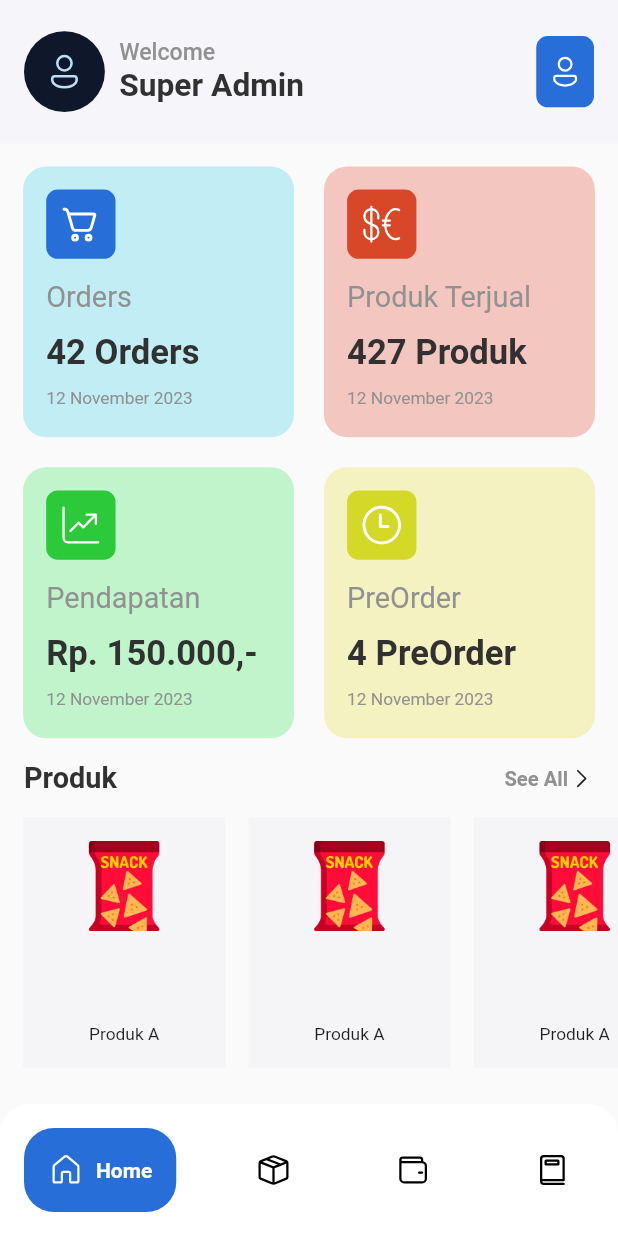
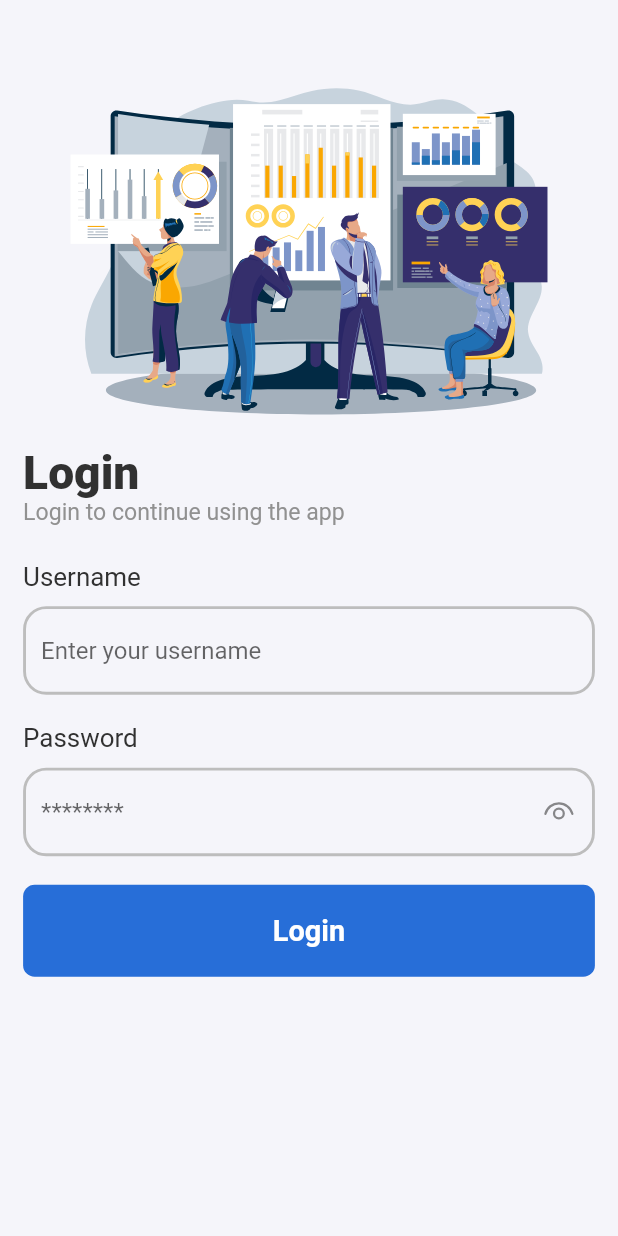
Before and after one commit to NasFahmi/DashboardApp, a Flutter app: the screen it shows after launch, on a phone screen of 412 x 824 dp. Run offline on Flutter 3.47's test engine with Material 2 defaults, Android fonts, the phone set to English and light mode, and no system bars; drawn by our look-alikes of google_nav_bar; our stand-ins replace fluentui_system_icons, flutter_screenutil, flutter_svg, gap, get.

Commit message:
add login

```diff
--- /dev/null
+++ b/lib/app/data/models/api.dart
@@ -0,0 +1,4 @@
+class AppApi {
+  static const BASEURL = "http://10.0.2.2:8000/api";
+  static const loginUrl = '/login';
+}
--- /dev/null
+++ b/lib/app/data/providers/AuthProvider.dart
@@ -0,0 +1,14 @@
+import 'package:get/get.dart';
+import './../models/api.dart';
+
+class AuthProvider extends GetConnect {
+  Future<Response> authLogin(Map data) =>
+      post('${AppApi.BASEURL}${AppApi.loginUrl}', data);
+
+  Future<Response> postLogin(Map data) =>
+      post('http://localhost:8000/api/login', data);
+
+  // !test post
+  Future<Response> postTest(Map data) =>
+      post('https://jsonplaceholder.typicode.com/posts', data);
+}
--- /dev/null
+++ b/lib/app/modules/Login/controllers/login_controller.dart
@@ -0,0 +1,56 @@
+import 'package:flutter/material.dart';
+import 'package:get/get.dart';
+import 'package:pawonkoe/app/data/providers/AuthProvider.dart';
+import 'package:pawonkoe/app/data/models/AuthModel.dart';
+import 'package:pawonkoe/app/routes/app_pages.dart';
+
+class LoginController extends GetxController {
+  var isObscure = true.obs;
+  TextEditingController usernameController = TextEditingController();
+  TextEditingController passwordController = TextEditingController();
+  AuthProvider auth = AuthProvider();
+  AuthLogin loginInformation = AuthLogin();
+
+  void toogleEye() {
+    isObscure.toggle();
+  }
+
+  void printTextEdit() {
+    print(usernameController.text);
+    print(passwordController.text);
+  }
+
+  Future<void> authLogin() async {
+    Map<String, dynamic> user = {
+      'username': usernameController.text,
+      'password': passwordController.text,
+    };
+    try {
+      final response = await auth.authLogin(user);
+      final responseTest = await auth.postTest(user);
+
+      print(responseTest.statusCode); //! status code 201 work
+
+      // print('url ${response.request?.url}'); //! null
+      // print('Response Status Code: ${response.statusCode}'); //! null
+      // print('Response Body: ${response.body}'); //!null
+
+      if (response.statusCode == 200) {
+        Map<String, dynamic> responseData = response.body;
+        loginInformation = AuthLogin.fromJson(responseData);
+        print(loginInformation.data?.token); //! can access token
+        login();
+      } else {
+        print('Login failed: ${response.statusCode}'); //!null
+      }
+    } catch (e) {
+      return Future.error(e);
+    }
+  }
+
+  void login() {
+    if (loginInformation.success == true) {
+      Get.toNamed(Routes.DASHBOARD);
+    }
+  }
+}
--- /dev/null
+++ b/lib/app/modules/Login/views/login_view.dart
@@ -0,0 +1,200 @@
+import 'package:fluentui_system_icons/fluentui_system_icons.dart';
+import 'package:flutter/material.dart';
+import 'package:flutter_screenutil/flutter_screenutil.dart';
+import 'package:gap/gap.dart';
+import 'package:get/get.dart';
+import 'package:flutter_svg/flutter_svg.dart';
+import 'package:pawonkoe/app/theme/colors.dart';
+import '../controllers/login_controller.dart';
+
+class LoginView extends GetView<LoginController> {
+  const LoginView({Key? key}) : super(key: key);
+  @override
+  Widget build(BuildContext context) {
+    return Scaffold(
+      resizeToAvoidBottomInset: false,
+      backgroundColor: AppColors.backgroundColor,
+      body: SafeArea(
+        child: Padding(
+          padding: EdgeInsets.symmetric(horizontal: 16.w),
+          child: Column(
+            crossAxisAlignment: CrossAxisAlignment.start,
+            children: [
+              Gap(40),
+              SvgPicture.asset(
+                'assets/images/login-ilustration.svg',
+                width: 400.w,
+              ),
+              Text(
+                'Login',
+                style: TextStyle(
+                  fontSize: 32.sp,
+                  color: AppColors.primaryTextColor,
+                  fontWeight: FontWeight.w800,
+                ),
+              ),
+              Text(
+                'Login to continue using the app',
+                style: TextStyle(
+                  fontSize: 16.sp,
+                  color: AppColors.secondaryTextColor,
+                  fontWeight: FontWeight.w400,
+                ),
+              ),
+              Gap(20.h),
+              Text(
+                'Username',
+                style: TextStyle(
+                  fontSize: 18.sp,
+                  color: AppColors.primaryTextColor,
+                  fontWeight: FontWeight.w400,
+                ),
+              ),
+              Gap(8.h),
+              usernameTextField(),
+              Gap(16.h),
+              Text(
+                'Password',
+                style: TextStyle(
+                  fontSize: 18.sp,
+                  color: AppColors.primaryTextColor,
+                  fontWeight: FontWeight.w400,
+                ),
+              ),
+              Gap(8.h),
+              Obx(
+                () => passwordTextFIeld(),
+              ),
+              Gap(16.h),
+              GestureDetector(
+                onTap: () {
+                  controller.authLogin();
+                },
+                child: Container(
+                  padding: EdgeInsets.symmetric(vertical: 16.h),
+                  decoration: BoxDecoration(
+                    color: AppColors.blueColorPrimary,
+                    borderRadius: BorderRadius.all(
+                      Radius.circular(8.r),
+                    ),
+                  ),
+                  child: Center(
+                    child: Text(
+                      'Login',
+                      style: TextStyle(
+                        fontSize: 20.sp,
+                        color: Colors.white,
+                        fontWeight: FontWeight.bold,
+                      ),
+                    ),
+                  ),
+                ),
+              )
+            ],
+          ),
+        ),
+      ),
+    );
+  }
+
+  TextField passwordTextFIeld() {
+    return TextField(
+      controller: controller.passwordController,
+      keyboardType: TextInputType.text,
+      obscureText: controller.isObscure.value,
+      decoration: InputDecoration(
+        suffixIcon: GestureDetector(
+          onTap: () {
+            controller.toogleEye();
+          },
+          child: controller.isObscure.value
+              ? const Icon(FluentIcons.eye_24_regular)
+              : const Icon(FluentIcons.eye_off_24_regular),
+        ),
+        hintText: '********',
+        border: OutlineInputBorder(
+          borderRadius: BorderRadius.all(
+            Radius.circular(16.r),
+          ),
+          gapPadding: 2.0.h,
+        ),
+        enabledBorder: OutlineInputBorder(
+          borderSide: BorderSide(
+            color: Colors.grey.shade400,
+            width: 2.w,
+          ),
+          borderRadius: BorderRadius.all(
+            Radius.circular(16.r),
+          ),
+          gapPadding: 2.0.h,
+        ),
+        focusedBorder: OutlineInputBorder(
+          borderSide: BorderSide(
+            color: Colors.grey.shade400,
+            width: 2.w,
+          ),
+          borderRadius: BorderRadius.all(
+            Radius.circular(16.r),
+          ),
+          gapPadding: 2.0.h,
+        ),
+        errorBorder: OutlineInputBorder(
+          borderSide: BorderSide(
+            color: Colors.red.shade400,
+            width: 2.w,
+          ),
+          borderRadius: BorderRadius.all(
+            Radius.circular(16.r),
+          ),
+          gapPadding: 2.0.h,
+        ),
+      ),
+    );
+  }
+
+  TextField usernameTextField() {
+    return TextField(
+      controller: controller.usernameController,
+      keyboardType: TextInputType.text,
+      decoration: InputDecoration(
+        hintText: 'Enter your username',
+        border: OutlineInputBorder(
+          borderRadius: BorderRadius.all(
+            Radius.circular(16.r),
+          ),
+          gapPadding: 2.0.h,
+        ),
+        enabledBorder: OutlineInputBorder(
+          borderSide: BorderSide(
+            color: Colors.grey.shade400,
+            width: 2.w,
+          ),
+          borderRadius: BorderRadius.all(
+            Radius.circular(16.r),
+          ),
+          gapPadding: 2.0.h,
+        ),
+        focusedBorder: OutlineInputBorder(
+          borderSide: BorderSide(
+            color: Colors.grey.shade400,
+            width: 2.w,
+          ),
+          borderRadius: BorderRadius.all(
+            Radius.circular(16.r),
+          ),
+          gapPadding: 2.0.h,
+        ),
+        errorBorder: OutlineInputBorder(
+          borderSide: BorderSide(
+            color: Colors.red.shade400,
+            width: 2.w,
+          ),
+          borderRadius: BorderRadius.all(
+            Radius.circular(16.r),
+          ),
+          gapPadding: 2.0.h,
+        ),
+      ),
+    );
+  }
+}
--- a/lib/app/routes/app_pages.dart
+++ b/lib/app/routes/app_pages.dart
@@ -2,6 +2,8 @@ import 'package:get/get.dart';
 
 import '../modules/Dashboard/bindings/dashboard_binding.dart';
 import '../modules/Dashboard/views/dashboard_view.dart';
+import '../modules/Login/bindings/login_binding.dart';
+import '../modules/Login/views/login_view.dart';
 import '../modules/NotesPreOrder/bindings/notes_pre_order_binding.dart';
 import '../modules/NotesPreOrder/views/notes_pre_order_view.dart';
 import '../modules/OnBoard/bindings/on_board_binding.dart';
@@ -18,7 +20,7 @@ part 'app_routes.dart';
 class AppPages {
   AppPages._();
 
-  static const INITIAL = Routes.HOME;
+  static const INITIAL = Routes.LOGIN;
 
   static final routes = [
     GetPage(
@@ -51,5 +53,10 @@ class AppPages {
       page: () => const OnBoardView(),
       binding: OnBoardBinding(),
     ),
+    GetPage(
+      name: _Paths.LOGIN,
+      page: () => const LoginView(),
+      binding: LoginBinding(),
+    ),
   ];
 }
--- a/lib/app/routes/app_routes.dart
+++ b/lib/app/routes/app_routes.dart
@@ -9,6 +9,7 @@ abstract class Routes {
   static const NOTES_PRE_ORDER = _Paths.NOTES_PRE_ORDER;
   static const DASHBOARD = _Paths.DASHBOARD;
   static const ON_BOARD = _Paths.ON_BOARD;
+  static const LOGIN = _Paths.LOGIN;
 }
 
 abstract class _Paths {
@@ -19,4 +20,5 @@ abstract class _Paths {
   static const NOTES_PRE_ORDER = '/notes-pre-order';
   static const DASHBOARD = '/dashboard';
   static const ON_BOARD = '/on-board';
+  static const LOGIN = '/login';
 }
--- a/lib/main.dart
+++ b/lib/main.dart
@@ -3,6 +3,7 @@ import 'package:flutter/material.dart';
 import 'package:get/get.dart';
 
 import 'app/routes/app_pages.dart';
+
 import 'package:flutter_screenutil/flutter_screenutil.dart';
 
 void main() {
--- a/pubspec.yaml
+++ b/pubspec.yaml
@@ -11,6 +11,7 @@ dependencies:
   flutter:
     sdk: flutter
   flutter_screenutil: ^5.9.0
+  flutter_svg: ^2.0.9
   gap: ^3.0.1
   get: 4.6.6
   google_nav_bar: ^5.0.6
```
Also changed, not shown: lib/app/data/models/AuthModel.dart (added, +65 -0 lines), lib/app/modules/Login/bindings/login_binding.dart (added, +12 -0 lines), assets/images/login-ilustration.svg (added), pubspec.lock, 1 other file.
